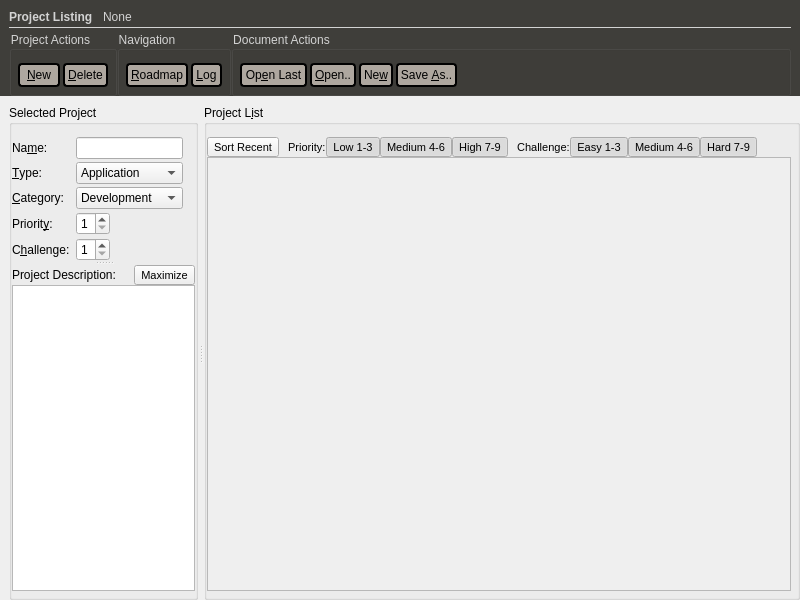
skriticos/nelia1, file forms/project2.ui: the form before one commit.
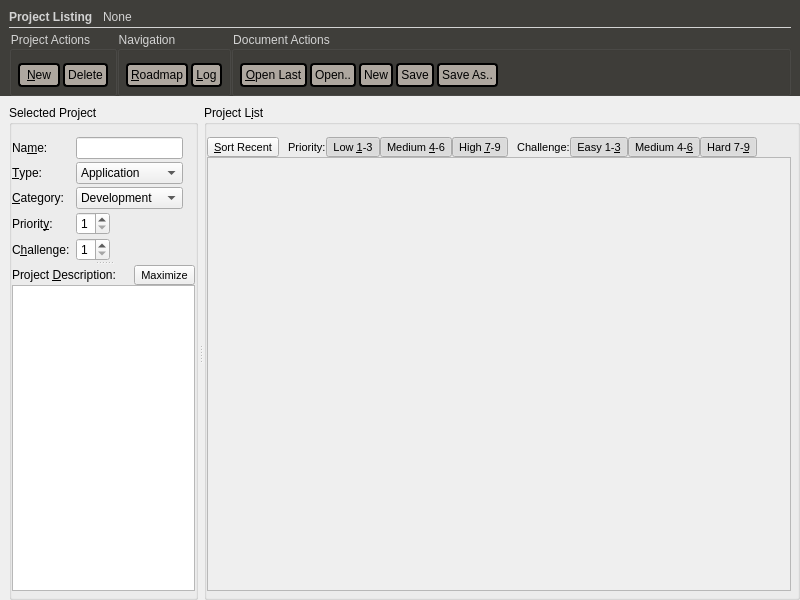
The form after the commit.

What changed in the file:
```diff
--- a/forms/project2.ui
+++ b/forms/project2.ui
@@ -213,7 +213,7 @@
                <bool>true</bool>
               </property>
               <property name="text">
-               <string>&amp;Delete</string>
+               <string>Delete</string>
               </property>
              </widget>
             </item>
@@ -331,7 +331,7 @@
                <bool>true</bool>
               </property>
               <property name="text">
-               <string>Save &amp;As..</string>
+               <string>Save As..</string>
               </property>
              </widget>
             </item>
@@ -351,7 +351,7 @@
             <item row="0" column="1">
              <widget class="QPushButton" name="btn_doc_open">
               <property name="text">
-               <string>&amp;Open..</string>
+               <string>Open..</string>
               </property>
              </widget>
             </item>
@@ -361,7 +361,7 @@
                <bool>true</bool>
               </property>
               <property name="text">
-               <string>Ne&amp;w</string>
+               <string>New</string>
               </property>
              </widget>
             </item>
@@ -371,7 +371,14 @@
                <bool>true</bool>
               </property>
               <property name="text">
-               <string>Op&amp;en Last</string>
+               <string>&amp;Open Last</string>
+              </property>
+             </widget>
+            </item>
+            <item row="0" column="3">
+             <widget class="QPushButton" name="btn_doc_save">
+              <property name="text">
+               <string>Save</string>
               </property>
              </widget>
             </item>
@@ -787,7 +794,7 @@
                  </sizepolicy>
                 </property>
                 <property name="text">
-                 <string>Project Description:</string>
+                 <string>Project &amp;Description:</string>
                 </property>
                 <property name="buddy">
                  <cstring>text_project_info</cstring>
@@ -861,7 +868,7 @@
              </font>
             </property>
             <property name="text">
-             <string>Hard 7-9</string>
+             <string>Hard 7-&amp;9</string>
             </property>
             <property name="checkable">
              <bool>true</bool>
@@ -912,7 +919,7 @@
              </font>
             </property>
             <property name="text">
-             <string>Medium 4-6</string>
+             <string>Medium 4-&amp;6</string>
             </property>
             <property name="checkable">
              <bool>true</bool>
@@ -933,7 +940,7 @@
              </font>
             </property>
             <property name="text">
-             <string>Easy 1-3</string>
+             <string>Easy 1-&amp;3</string>
             </property>
             <property name="checkable">
              <bool>true</bool>
@@ -954,7 +961,7 @@
              </font>
             </property>
             <property name="text">
-             <string>Low 1-3</string>
+             <string>Low &amp;1-3</string>
             </property>
             <property name="checkable">
              <bool>true</bool>
@@ -991,7 +998,7 @@
              </font>
             </property>
             <property name="text">
-             <string>Sort Recent</string>
+             <string>&amp;Sort Recent</string>
             </property>
            </widget>
           </item>
@@ -1006,7 +1013,7 @@
              </font>
             </property>
             <property name="text">
-             <string>High 7-9</string>
+             <string>High &amp;7-9</string>
             </property>
             <property name="checkable">
              <bool>true</bool>
@@ -1024,7 +1031,7 @@
              </font>
             </property>
             <property name="text">
-             <string>Medium 4-6</string>
+             <string>Medium &amp;4-6</string>
             </property>
             <property name="checkable">
              <bool>true</bool>
```
